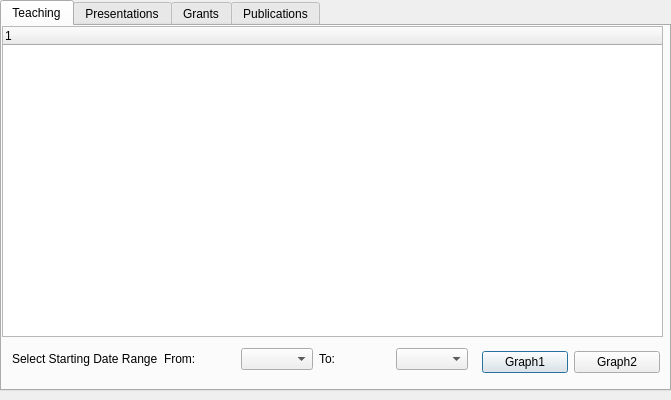
mshubat-forked/cs3307-group-project, file TestingGUI/summary_window.ui: the form before one commit.
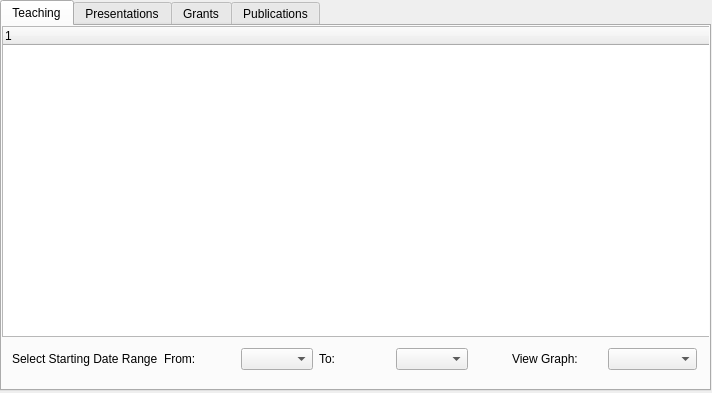
The form after the commit.

Commit message: Summary window combo box updates

```diff
--- a/TestingGUI/summary_window.ui
+++ b/TestingGUI/summary_window.ui
@@ -6,8 +6,8 @@
    <rect>
     <x>0</x>
     <y>0</y>
-    <width>671</width>
-    <height>400</height>
+    <width>712</width>
+    <height>393</height>
    </rect>
   </property>
   <property name="windowTitle">
@@ -18,7 +18,7 @@
     <rect>
      <x>0</x>
      <y>0</y>
-     <width>671</width>
+     <width>711</width>
      <height>391</height>
     </rect>
    </property>
@@ -34,7 +34,7 @@
       <rect>
        <x>0</x>
        <y>0</y>
-       <width>661</width>
+       <width>711</width>
        <height>311</height>
       </rect>
      </property>
@@ -83,29 +83,25 @@
       </item>
      </layout>
     </widget>
-    <widget class="QWidget" name="layoutWidget">
+    <widget class="QWidget" name="">
      <property name="geometry">
       <rect>
-       <x>480</x>
+       <x>510</x>
        <y>320</y>
-       <width>178</width>
-       <height>32</height>
+       <width>185</width>
+       <height>26</height>
       </rect>
      </property>
-     <layout class="QHBoxLayout" name="horizontalLayout">
+     <layout class="QHBoxLayout" name="horizontalLayout_2">
       <item>
-       <widget class="QPushButton" name="graphButton1">
+       <widget class="QLabel" name="label">
         <property name="text">
-         <string>Graph1</string>
+         <string>View Graph:</string>
         </property>
        </widget>
       </item>
       <item>
-       <widget class="QPushButton" name="graphButton2">
-        <property name="text">
-         <string>Graph2</string>
-        </property>
-       </widget>
+       <widget class="QComboBox" name="graphComboBox"/>
       </item>
      </layout>
     </widget>
```
The commit also changes 2 other files.
